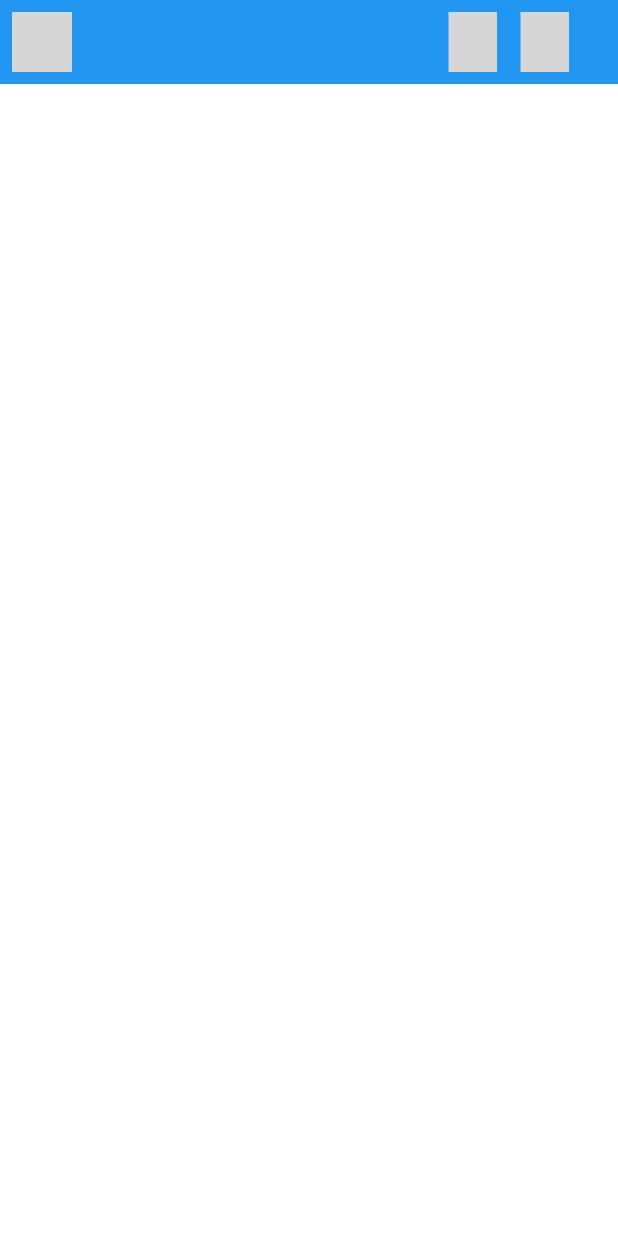
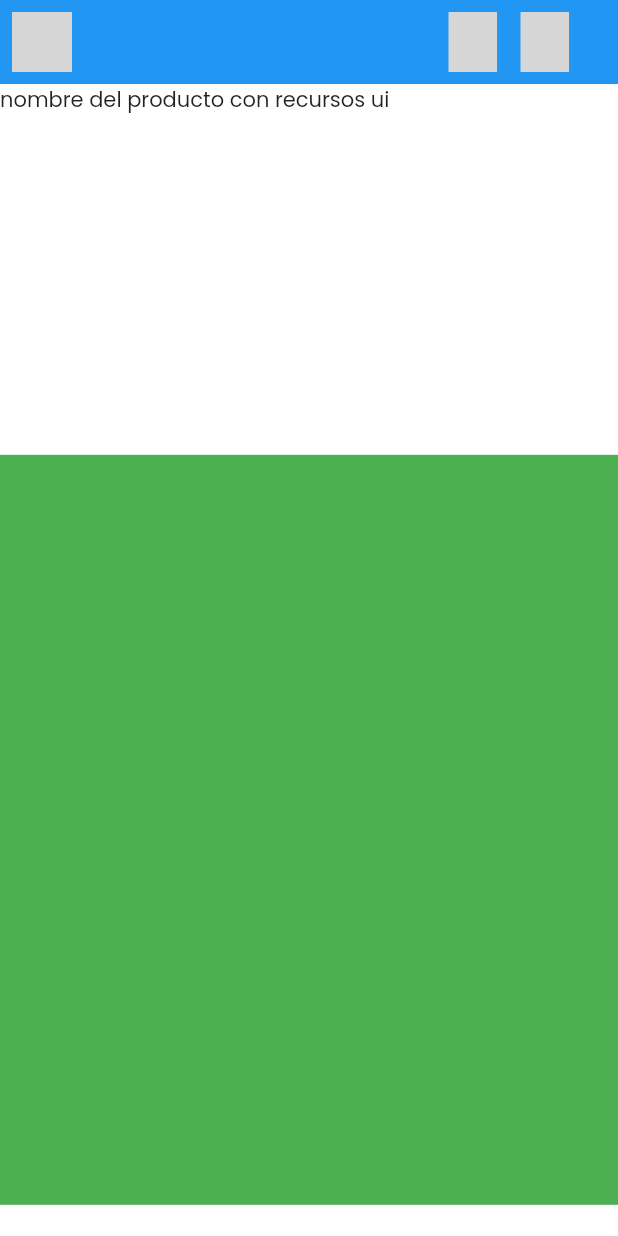
Before and after one commit to angiemvargas/OldWave, a Flutter app: the DetailScreen screen opened directly, on a phone screen of 412 x 824 dp. Run offline on Flutter 3.47's test engine with Material 2 defaults, Android fonts, the phone set to English and light mode, and no system bars; our stand-ins replace flutter_svg; grey boxes are pictures that could not be loaded.

Commit message:
design body

```diff
--- a/lib/src/details/components/body.dart
+++ b/lib/src/details/components/body.dart
@@ -2,12 +2,36 @@ import 'package:flutter/material.dart';
 import 'package:oldwave/src/models/product.dart';
 
 class Body extends StatelessWidget {
-  final Product product;
+  //final Product product;
+  //const Body({Key key, this.product}): super(key:key);
 
   @override
   Widget build(BuildContext context) {
-    return Container(
-
+    Size size = MediaQuery.of(context).size;
+    return SingleChildScrollView(
+      child: Column(
+        children: <Widget>[
+          SizedBox(
+            height: size.height,
+            child: Stack(
+              children: <Widget>[
+                Container(
+                  margin:EdgeInsets.only(top:size.height *0.3),
+                  height: 500,
+                  decoration:BoxDecoration(
+                    color: Colors.green,
+                  ),
+                ),
+                Column(
+                  children: <Widget>[
+                    Text("nombre del producto con recursos ui")
+                  ],
+                )
+              ],
+              ),
+          )
+        ],
+        ),
     );
   }
 }
```
